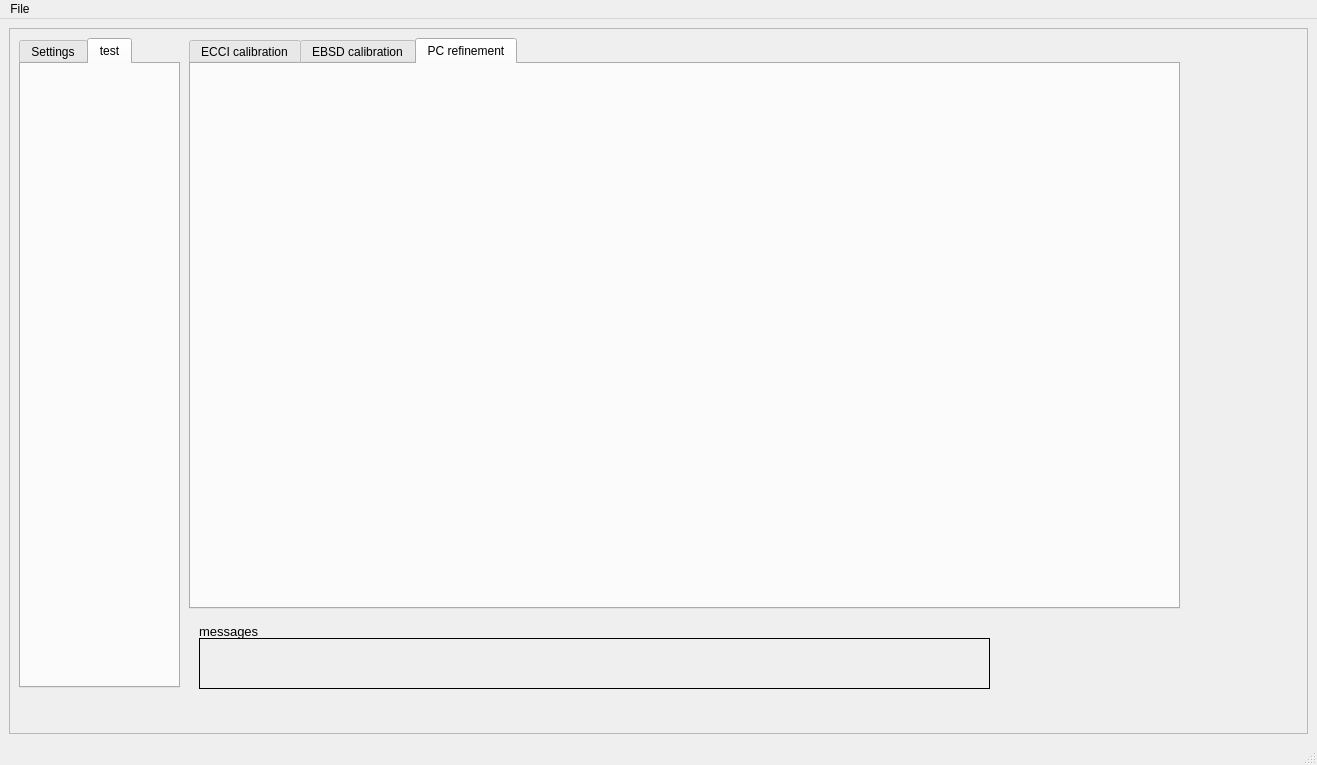
First picture: the form in src/qtdesigner_files/main_gui__small.ui, repository gorliks/OpenECCI-GUI, before the edit.
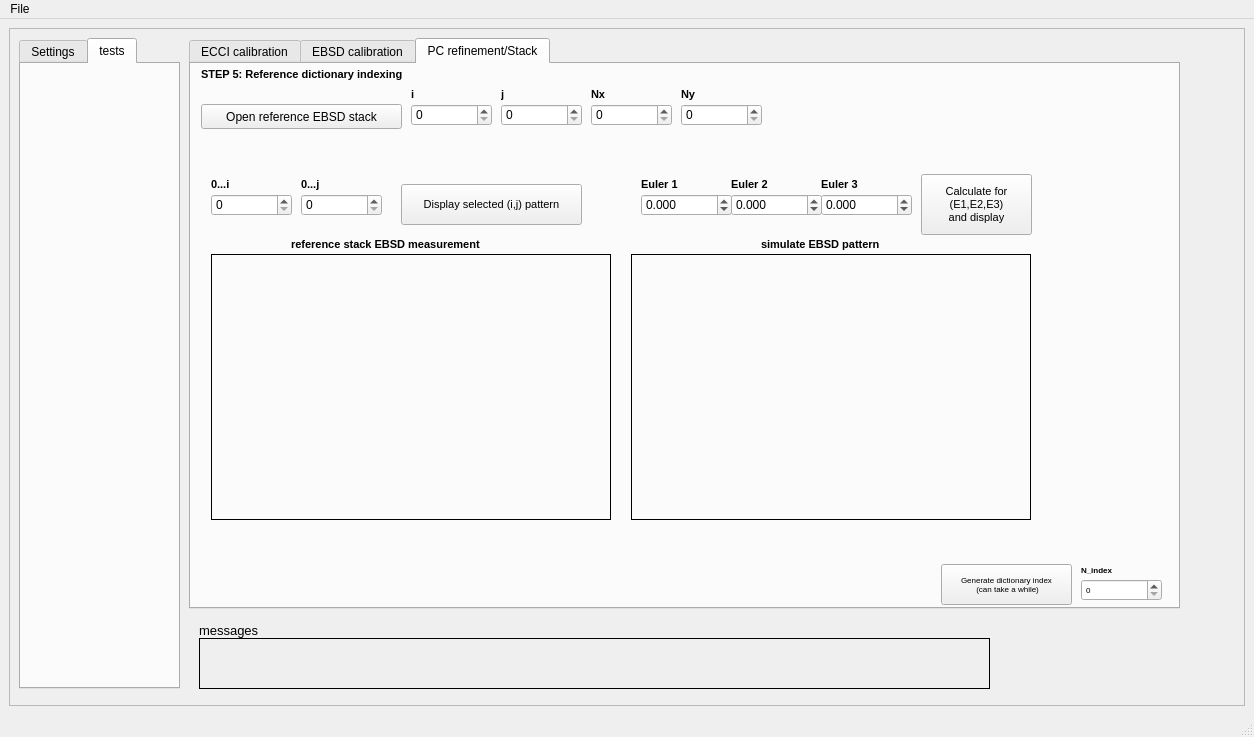
Second picture: the form after the edit. The open tabs and pages were chosen to show the change.

Patch:
```diff
--- a/src/qtdesigner_files/main_gui__small.ui
+++ b/src/qtdesigner_files/main_gui__small.ui
@@ -6,8 +6,8 @@
    <rect>
     <x>0</x>
     <y>0</y>
-    <width>1317</width>
-    <height>765</height>
+    <width>1254</width>
+    <height>737</height>
    </rect>
   </property>
   <property name="windowTitle">
@@ -35,7 +35,7 @@
          <x>10</x>
          <y>10</y>
          <width>161</width>
-         <height>650</height>
+         <height>651</height>
         </rect>
        </property>
        <property name="currentIndex">
@@ -87,7 +87,7 @@
        </widget>
        <widget class="QWidget" name="directr">
         <attribute name="title">
-         <string>test</string>
+         <string>tests</string>
         </attribute>
         <widget class="QLabel" name="label_current_i_3">
          <property name="geometry">
@@ -2329,8 +2329,562 @@
        </widget>
        <widget class="QWidget" name="tab">
         <attribute name="title">
-         <string>PC refinement</string>
+         <string>PC refinement/Stack</string>
         </attribute>
+        <widget class="QPushButton" name="pushButton_open_stack_ref_EBSD_measurement">
+         <property name="geometry">
+          <rect>
+           <x>10</x>
+           <y>40</y>
+           <width>201</width>
+           <height>25</height>
+          </rect>
+         </property>
+         <property name="text">
+          <string>Open reference EBSD stack</string>
+         </property>
+        </widget>
+        <widget class="QSpinBox" name="spinBox_ref_stack_i">
+         <property name="geometry">
+          <rect>
+           <x>220</x>
+           <y>40</y>
+           <width>81</width>
+           <height>22</height>
+          </rect>
+         </property>
+         <property name="maximum">
+          <number>1000000</number>
+         </property>
+        </widget>
+        <widget class="QSpinBox" name="spinBox_ref_stack_j">
+         <property name="geometry">
+          <rect>
+           <x>310</x>
+           <y>40</y>
+           <width>81</width>
+           <height>22</height>
+          </rect>
+         </property>
+         <property name="maximum">
+          <number>1000000</number>
+         </property>
+        </widget>
+        <widget class="QSpinBox" name="spinBox_ref_stack_Nx">
+         <property name="geometry">
+          <rect>
+           <x>400</x>
+           <y>40</y>
+           <width>81</width>
+           <height>22</height>
+          </rect>
+         </property>
+         <property name="maximum">
+          <number>1000000</number>
+         </property>
+        </widget>
+        <widget class="QSpinBox" name="spinBox_ref_stack_Ny">
+         <property name="geometry">
+          <rect>
+           <x>490</x>
+           <y>40</y>
+           <width>81</width>
+           <height>22</height>
+          </rect>
+         </property>
+         <property name="maximum">
+          <number>1000000</number>
+         </property>
+        </widget>
+        <widget class="QLabel" name="label_80">
+         <property name="geometry">
+          <rect>
+           <x>10</x>
+           <y>0</y>
+           <width>261</width>
+           <height>20</height>
+          </rect>
+         </property>
+         <property name="font">
+          <font>
+           <family>Arial</family>
+           <pointsize>8</pointsize>
+           <weight>75</weight>
+           <bold>true</bold>
+          </font>
+         </property>
+         <property name="text">
+          <string>STEP 5: Reference dictionary indexing  </string>
+         </property>
+        </widget>
+        <widget class="QLabel" name="label_81">
+         <property name="geometry">
+          <rect>
+           <x>220</x>
+           <y>20</y>
+           <width>21</width>
+           <height>21</height>
+          </rect>
+         </property>
+         <property name="font">
+          <font>
+           <family>Arial</family>
+           <pointsize>8</pointsize>
+           <weight>75</weight>
+           <bold>true</bold>
+          </font>
+         </property>
+         <property name="text">
+          <string>i</string>
+         </property>
+        </widget>
+        <widget class="QLabel" name="label_82">
+         <property name="geometry">
+          <rect>
+           <x>310</x>
+           <y>20</y>
+           <width>21</width>
+           <height>21</height>
+          </rect>
+         </property>
+         <property name="font">
+          <font>
+           <family>Arial</family>
+           <pointsize>8</pointsize>
+           <weight>75</weight>
+           <bold>true</bold>
+          </font>
+         </property>
+         <property name="text">
+          <string>j</string>
+         </property>
+        </widget>
+        <widget class="QLabel" name="label_83">
+         <property name="geometry">
+          <rect>
+           <x>400</x>
+           <y>20</y>
+           <width>21</width>
+           <height>21</height>
+          </rect>
+         </property>
+         <property name="font">
+          <font>
+           <family>Arial</family>
+           <pointsize>8</pointsize>
+           <weight>75</weight>
+           <bold>true</bold>
+          </font>
+         </property>
+         <property name="text">
+          <string>Nx</string>
+         </property>
+        </widget>
+        <widget class="QLabel" name="label_84">
+         <property name="geometry">
+          <rect>
+           <x>490</x>
+           <y>20</y>
+           <width>21</width>
+           <height>21</height>
+          </rect>
+         </property>
+         <property name="font">
+          <font>
+           <family>Arial</family>
+           <pointsize>8</pointsize>
+           <weight>75</weight>
+           <bold>true</bold>
+          </font>
+         </property>
+         <property name="text">
+          <string>Ny</string>
+         </property>
+        </widget>
+        <widget class="QPushButton" name="pushButton_ref_EBSD_generate_dictionary_index">
+         <property name="geometry">
+          <rect>
+           <x>750</x>
+           <y>500</y>
+           <width>131</width>
+           <height>41</height>
+          </rect>
+         </property>
+         <property name="font">
+          <font>
+           <family>Arial</family>
+           <pointsize>6</pointsize>
+          </font>
+         </property>
+         <property name="text">
+          <string>Generate dictionary index
+ (can take a while)</string>
+         </property>
+        </widget>
+        <widget class="QSpinBox" name="spinBox_ref_dictionary_index_N">
+         <property name="geometry">
+          <rect>
+           <x>890</x>
+           <y>515</y>
+           <width>81</width>
+           <height>22</height>
+          </rect>
+         </property>
+         <property name="font">
+          <font>
+           <family>Arial</family>
+           <pointsize>6</pointsize>
+          </font>
+         </property>
+         <property name="maximum">
+          <number>1000000</number>
+         </property>
+        </widget>
+        <widget class="QLabel" name="label_85">
+         <property name="geometry">
+          <rect>
+           <x>890</x>
+           <y>495</y>
+           <width>51</width>
+           <height>21</height>
+          </rect>
+         </property>
+         <property name="font">
+          <font>
+           <family>Arial</family>
+           <pointsize>6</pointsize>
+           <weight>75</weight>
+           <bold>true</bold>
+          </font>
+         </property>
+         <property name="text">
+          <string>N_index</string>
+         </property>
+        </widget>
+        <widget class="QLabel" name="label_image_ref_EBSD_stack_measurement">
+         <property name="geometry">
+          <rect>
+           <x>20</x>
+           <y>190</y>
+           <width>400</width>
+           <height>266</height>
+          </rect>
+         </property>
+         <property name="sizePolicy">
+          <sizepolicy hsizetype="Ignored" vsizetype="Ignored">
+           <horstretch>0</horstretch>
+           <verstretch>0</verstretch>
+          </sizepolicy>
+         </property>
+         <property name="minimumSize">
+          <size>
+           <width>256</width>
+           <height>256</height>
+          </size>
+         </property>
+         <property name="frameShape">
+          <enum>QFrame::Box</enum>
+         </property>
+         <property name="text">
+          <string/>
+         </property>
+        </widget>
+        <widget class="QLabel" name="label_86">
+         <property name="geometry">
+          <rect>
+           <x>100</x>
+           <y>170</y>
+           <width>241</width>
+           <height>20</height>
+          </rect>
+         </property>
+         <property name="font">
+          <font>
+           <pointsize>8</pointsize>
+           <weight>75</weight>
+           <bold>true</bold>
+          </font>
+         </property>
+         <property name="text">
+          <string>reference stack EBSD measurement</string>
+         </property>
+        </widget>
+        <widget class="QLabel" name="label_87">
+         <property name="geometry">
+          <rect>
+           <x>110</x>
+           <y>110</y>
+           <width>31</width>
+           <height>21</height>
+          </rect>
+         </property>
+         <property name="font">
+          <font>
+           <family>Arial</family>
+           <pointsize>8</pointsize>
+           <weight>75</weight>
+           <bold>true</bold>
+          </font>
+         </property>
+         <property name="text">
+          <string>0...j</string>
+         </property>
+        </widget>
+        <widget class="QSpinBox" name="spinBox_ref_stack_i_to_plot">
+         <property name="geometry">
+          <rect>
+           <x>20</x>
+           <y>130</y>
+           <width>81</width>
+           <height>22</height>
+          </rect>
+         </property>
+         <property name="maximum">
+          <number>1000000</number>
+         </property>
+        </widget>
+        <widget class="QSpinBox" name="spinBox_ref_stack_j_to_plot">
+         <property name="geometry">
+          <rect>
+           <x>110</x>
+           <y>130</y>
+           <width>81</width>
+           <height>22</height>
+          </rect>
+         </property>
+         <property name="maximum">
+          <number>1000000</number>
+         </property>
+        </widget>
+        <widget class="QLabel" name="label_88">
+         <property name="geometry">
+          <rect>
+           <x>20</x>
+           <y>110</y>
+           <width>31</width>
+           <height>21</height>
+          </rect>
+         </property>
+         <property name="font">
+          <font>
+           <family>Arial</family>
+           <pointsize>8</pointsize>
+           <weight>75</weight>
+           <bold>true</bold>
+          </font>
+         </property>
+         <property name="text">
+          <string>0...i</string>
+         </property>
+        </widget>
+        <widget class="QLabel" name="label_89">
+         <property name="geometry">
+          <rect>
+           <x>570</x>
+           <y>170</y>
+           <width>151</width>
+           <height>20</height>
+          </rect>
+         </property>
+         <property name="font">
+          <font>
+           <pointsize>8</pointsize>
+           <weight>75</weight>
+           <bold>true</bold>
+          </font>
+         </property>
+         <property name="text">
+          <string>simulate EBSD pattern</string>
+         </property>
+        </widget>
+        <widget class="QLabel" name="label_image_ref_EBSD_simulation_Euler_angles">
+         <property name="geometry">
+          <rect>
+           <x>440</x>
+           <y>190</y>
+           <width>400</width>
+           <height>266</height>
+          </rect>
+         </property>
+         <property name="sizePolicy">
+          <sizepolicy hsizetype="Ignored" vsizetype="Ignored">
+           <horstretch>0</horstretch>
+           <verstretch>0</verstretch>
+          </sizepolicy>
+         </property>
+         <property name="minimumSize">
+          <size>
+           <width>256</width>
+           <height>256</height>
+          </size>
+         </property>
+         <property name="frameShape">
+          <enum>QFrame::Box</enum>
+         </property>
+         <property name="text">
+          <string/>
+         </property>
+        </widget>
+        <widget class="QDoubleSpinBox" name="doubleSpinBox_Euler_1">
+         <property name="geometry">
+          <rect>
+           <x>450</x>
+           <y>130</y>
+           <width>91</width>
+           <height>22</height>
+          </rect>
+         </property>
+         <property name="decimals">
+          <number>3</number>
+         </property>
+         <property name="minimum">
+          <double>-360.000000000000000</double>
+         </property>
+         <property name="maximum">
+          <double>360.000000000000000</double>
+         </property>
+        </widget>
+        <widget class="QLabel" name="label_90">
+         <property name="geometry">
+          <rect>
+           <x>450</x>
+           <y>110</y>
+           <width>51</width>
+           <height>21</height>
+          </rect>
+         </property>
+         <property name="font">
+          <font>
+           <family>Arial</family>
+           <pointsize>8</pointsize>
+           <weight>75</weight>
+           <bold>true</bold>
+          </font>
+         </property>
+         <property name="text">
+          <string>Euler 1</string>
+         </property>
+        </widget>
+        <widget class="QLabel" name="label_91">
+         <property name="geometry">
+          <rect>
+           <x>540</x>
+           <y>110</y>
+           <width>51</width>
+           <height>21</height>
+          </rect>
+         </property>
+         <property name="font">
+          <font>
+           <family>Arial</family>
+           <pointsize>8</pointsize>
+           <weight>75</weight>
+           <bold>true</bold>
+          </font>
+         </property>
+         <property name="text">
+          <string>Euler 2</string>
+         </property>
+        </widget>
+        <widget class="QDoubleSpinBox" name="doubleSpinBox_Euler_2">
+         <property name="geometry">
+          <rect>
+           <x>540</x>
+           <y>130</y>
+           <width>91</width>
+           <height>22</height>
+          </rect>
+         </property>
+         <property name="decimals">
+          <number>3</number>
+         </property>
+         <property name="minimum">
+          <double>-360.000000000000000</double>
+         </property>
+         <property name="maximum">
+          <double>360.000000000000000</double>
+         </property>
+        </widget>
+        <widget class="QLabel" name="label_92">
+         <property name="geometry">
+          <rect>
+           <x>630</x>
+           <y>110</y>
+           <width>51</width>
+           <height>21</height>
+          </rect>
+         </property>
+         <property name="font">
+          <font>
+           <family>Arial</family>
+           <pointsize>8</pointsize>
+           <weight>75</weight>
+           <bold>true</bold>
+          </font>
+         </property>
+         <property name="text">
+          <string>Euler 3</string>
+         </property>
+        </widget>
+        <widget class="QDoubleSpinBox" name="doubleSpinBox_Euler_3">
+         <property name="geometry">
+          <rect>
+           <x>630</x>
+           <y>130</y>
+           <width>91</width>
+           <height>22</height>
+          </rect>
+         </property>
+         <property name="decimals">
+          <number>3</number>
+         </property>
+         <property name="minimum">
+          <double>-360.000000000000000</double>
+         </property>
+         <property name="maximum">
+          <double>360.000000000000000</double>
+         </property>
+        </widget>
+        <widget class="QPushButton" name="pushButton_display_selected_EBSD_pattern">
+         <property name="geometry">
+          <rect>
+           <x>210</x>
+           <y>120</y>
+           <width>181</width>
+           <height>41</height>
+          </rect>
+         </property>
+         <property name="font">
+          <font>
+           <family>Arial</family>
+           <pointsize>8</pointsize>
+          </font>
+         </property>
+         <property name="text">
+          <string>Display selected (i,j) pattern</string>
+         </property>
+        </widget>
+        <widget class="QPushButton" name="pushButton_display_calculated_EBSD_for_Eulers">
+         <property name="geometry">
+          <rect>
+           <x>730</x>
+           <y>110</y>
+           <width>111</width>
+           <height>61</height>
+          </rect>
+         </property>
+         <property name="font">
+          <font>
+           <family>Arial</family>
+           <pointsize>8</pointsize>
+          </font>
+         </property>
+         <property name="text">
+          <string>Calculate for
+(E1,E2,E3)
+and display</string>
+         </property>
+        </widget>
        </widget>
       </widget>
       <widget class="QLabel" name="label_messages">
@@ -2362,9 +2916,9 @@
        <property name="geometry">
         <rect>
          <x>190</x>
-         <y>595</y>
+         <y>592</y>
          <width>81</width>
-         <height>16</height>
+         <height>21</height>
         </rect>
        </property>
        <property name="font">
@@ -2386,8 +2940,8 @@
     <rect>
      <x>0</x>
      <y>0</y>
-     <width>1317</width>
-     <height>24</height>
+     <width>1254</width>
+     <height>26</height>
     </rect>
    </property>
    <widget class="QMenu" name="menuFile">
```
Left out of the diff: 550 changed lines with no effect on the pictures.
